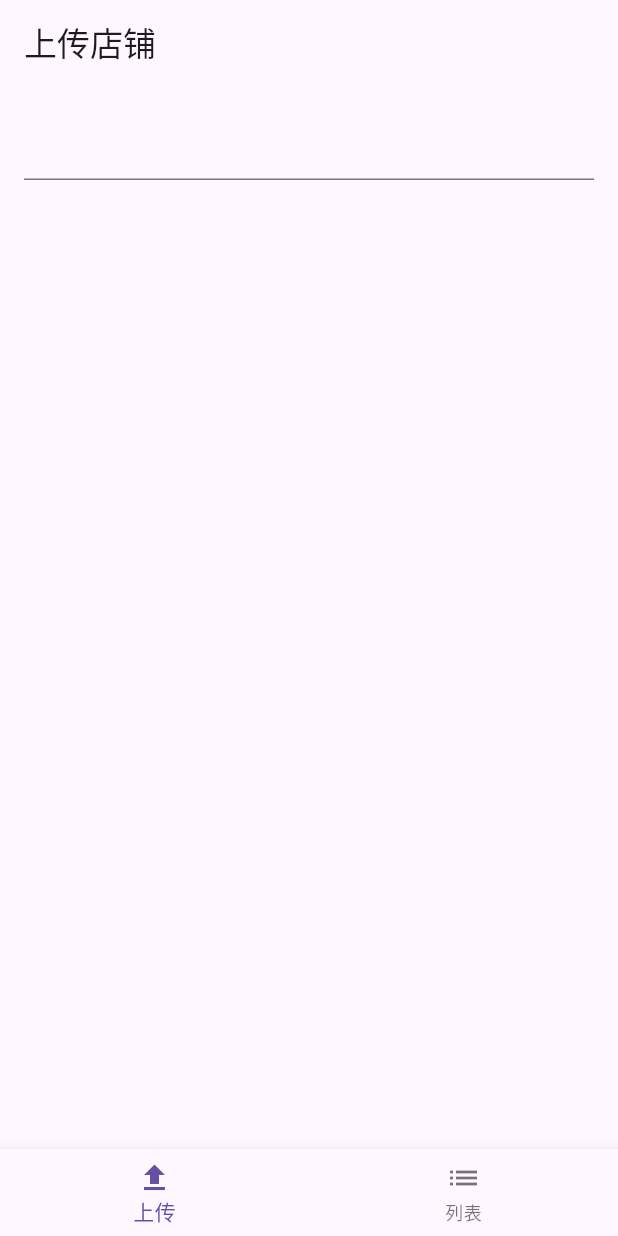
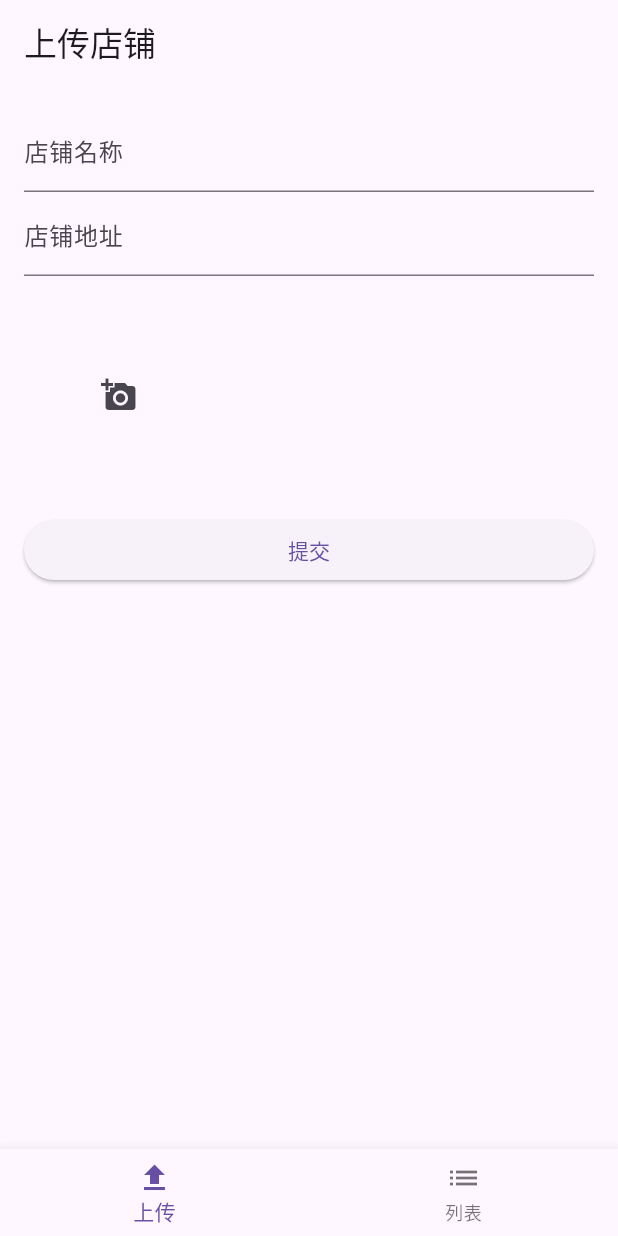
Before and after one commit to fengjutian/shop_uploader, a Flutter app: the screen it shows after launch, on a phone screen of 412 x 824 dp. Run offline on Flutter 3.47's test engine with Material 3 defaults, Android fonts, the phone set to English and light mode, and no system bars; our stand-ins replace dio, flutter_image_compress, image_picker.

Commit message:
feat: 实现店铺上传功能及相关工具类
添加店铺上传页面及相关功能组件
实现图片选择压缩工具类
添加设备信息工具类
更新依赖项以支持新功能

```diff
--- a/lib/models/shop_model.dart
+++ b/lib/models/shop_model.dart
@@ -0,0 +1,15 @@
+class ShopModel {
+  final String name;
+  final String address;
+  final List<String> images;
+
+  ShopModel({required this.name, required this.address, required this.images});
+
+  factory ShopModel.fromJson(Map<String, dynamic> json) {
+    return ShopModel(
+      name: json['name'],
+      address: json['address'],
+      images: List<String>.from(json['images'] ?? []),
+    );
+  }
+}
--- a/lib/pages/list/shop_list_page.dart
+++ b/lib/pages/list/shop_list_page.dart
@@ -1,3 +1,7 @@
+import 'package:flutter/material.dart';
+import '../../models/shop_model.dart';
+import '../../services/shop_api.dart';
+
 class ShopListPage extends StatelessWidget {
   const ShopListPage({super.key});
 
--- a/lib/pages/upload/upload_shop_page.dart
+++ b/lib/pages/upload/upload_shop_page.dart
@@ -1,25 +1,25 @@
+import 'package:flutter/material.dart';
+import '../../models/shop_model.dart';
+import '../../services/shop_api.dart';
+import '../../widgets/image_grid.dart';
+
 class UploadShopPage extends StatefulWidget {
   const UploadShopPage({super.key});
-
 
   @override
   State<UploadShopPage> createState() => _UploadShopPageState();
 }
-
 
 class _UploadShopPageState extends State<UploadShopPage> {
   final _formKey = GlobalKey<FormState>();
   final nameCtrl = TextEditingController();
   final addrCtrl = TextEditingController();
 
-
   List<PickedImage> images = [];
-
 
   Future<void> submit() async {
     if (!_formKey.currentState!.validate()) return;
     if (images.isEmpty) return;
-
 
     await ShopApi.uploadShop(
       name: nameCtrl.text,
@@ -27,7 +27,6 @@ address: addrCtrl.text,
       images: images.map((e) => e.file).toList(),
     );
   }
-
 
   @override
   Widget build(BuildContext context) {
@@ -40,4 +39,28 @@ key: _formKey,
           child: ListView(
             children: [
               TextFormField(
+                controller: nameCtrl,
+                decoration: const InputDecoration(labelText: '店铺名称'),
+                validator: (value) => value?.isEmpty ?? true ? '请输入店铺名称' : null,
+              ),
+              TextFormField(
+                controller: addrCtrl,
+                decoration: const InputDecoration(labelText: '店铺地址'),
+                validator: (value) => value?.isEmpty ?? true ? '请输入店铺地址' : null,
+              ),
+              const SizedBox(height: 16),
+              ImageGrid(
+                images: images,
+                onAdd: (image) => setState(() => images.add(image)),
+                onRemove: (id) =>
+                    setState(() => images.removeWhere((img) => img.id == id)),
+              ),
+              const SizedBox(height: 16),
+              ElevatedButton(onPressed: submit, child: const Text('提交')),
+            ],
+          ),
+        ),
+      ),
+    );
   }
+}
--- a/lib/services/shop_api.dart
+++ b/lib/services/shop_api.dart
@@ -1,3 +1,8 @@
+import 'dart:io';
+import 'package:dio/dio.dart';
+import '../models/shop_model.dart';
+import '../utils/device_util.dart';
+
 class ShopApi {
   static final dio = Dio(BaseOptions(baseUrl: 'https://api.xxx.com'));
 
--- a/lib/utils/device_util.dart
+++ b/lib/utils/device_util.dart
@@ -0,0 +1,7 @@
+class DeviceUtil {
+  static Future<String> getDeviceId() async {
+    // TODO: Implement device ID retrieval
+    // For now, return a dummy ID
+    return 'dummy-device-id';
+  }
+}
--- a/lib/widgets/image_grid.dart
+++ b/lib/widgets/image_grid.dart
@@ -1,40 +1,58 @@
+import 'dart:io';
+import 'package:flutter/material.dart';
+import 'package:uuid/uuid.dart';
+
 class PickedImage {
   final File file;
   final String id;
   PickedImage(this.file, this.id);
 }
 
-
 class ImageGrid extends StatelessWidget {
   final List<PickedImage> images;
   final Function(PickedImage) onAdd;
   final Function(String) onRemove;
 
-
-const ImageGrid({super.key, required this.images, required this.onAdd, required this.onRemove});
-
+  const ImageGrid({
+    super.key,
+    required this.images,
+    required this.onAdd,
+    required this.onRemove,
+  });
 
   @override
   Widget build(BuildContext context) {
     return GridView.builder(
       shrinkWrap: true,
       physics: const NeverScrollableScrollPhysics(),
-gridDelegate: const SliverGridDelegateWithFixedCrossAxisCount(crossAxisCount: 3),
+      gridDelegate: const SliverGridDelegateWithFixedCrossAxisCount(
+        crossAxisCount: 3,
+      ),
       itemCount: images.length + 1,
       itemBuilder: (_, i) {
         if (i == images.length) {
           return IconButton(
             icon: const Icon(Icons.add_a_photo),
             onPressed: () async {
-final file = await ImageUtil.pickAndCompress();
-if (file != null) onAdd(PickedImage(file, const Uuid().v4()));
+              // TODO: Implement image picking and compression
+              // final file = await ImageUtil.pickAndCompress();
+              // if (file != null) onAdd(PickedImage(file, const Uuid().v4()));
             },
           );
         }
-return Stack(children: [
+        return Stack(
+          children: [
             Image.file(images[i].file, fit: BoxFit.cover),
             Positioned(
               right: 0,
               child: IconButton(
                 icon: const Icon(Icons.close),
+                onPressed: () => onRemove(images[i].id),
+              ),
+            ),
+          ],
+        );
+      },
+    );
   }
+}
--- a/pubspec.yaml
+++ b/pubspec.yaml
@@ -35,6 +35,7 @@ dependencies:
   flutter_image_compress: ^2.1.0
   device_info_plus: ^10.1.0
   uuid: ^4.3.3
+  path_provider: ^2.1.3
 
   # The following adds the Cupertino Icons font to your application.
   # Use with the CupertinoIcons class for iOS style icons.
```
Also changed, not shown: lib/utils/image_util.dart (+32 -0 lines), pubspec.lock, 1 other file. Lines whose indentation alone changed are shown as unchanged.
